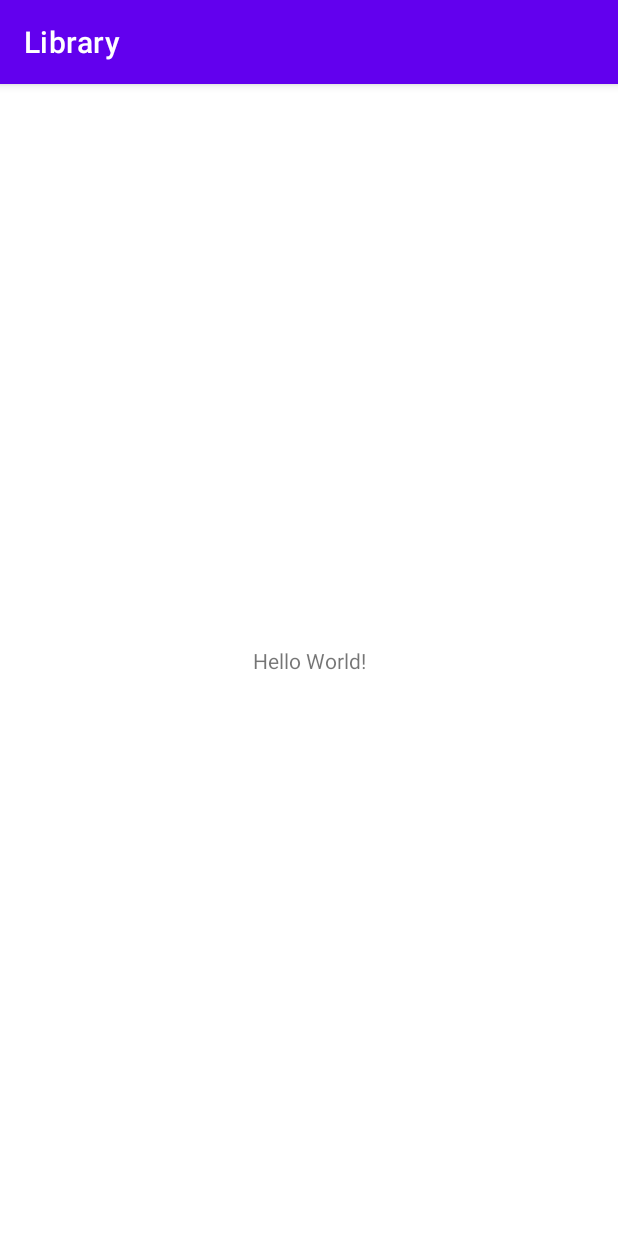
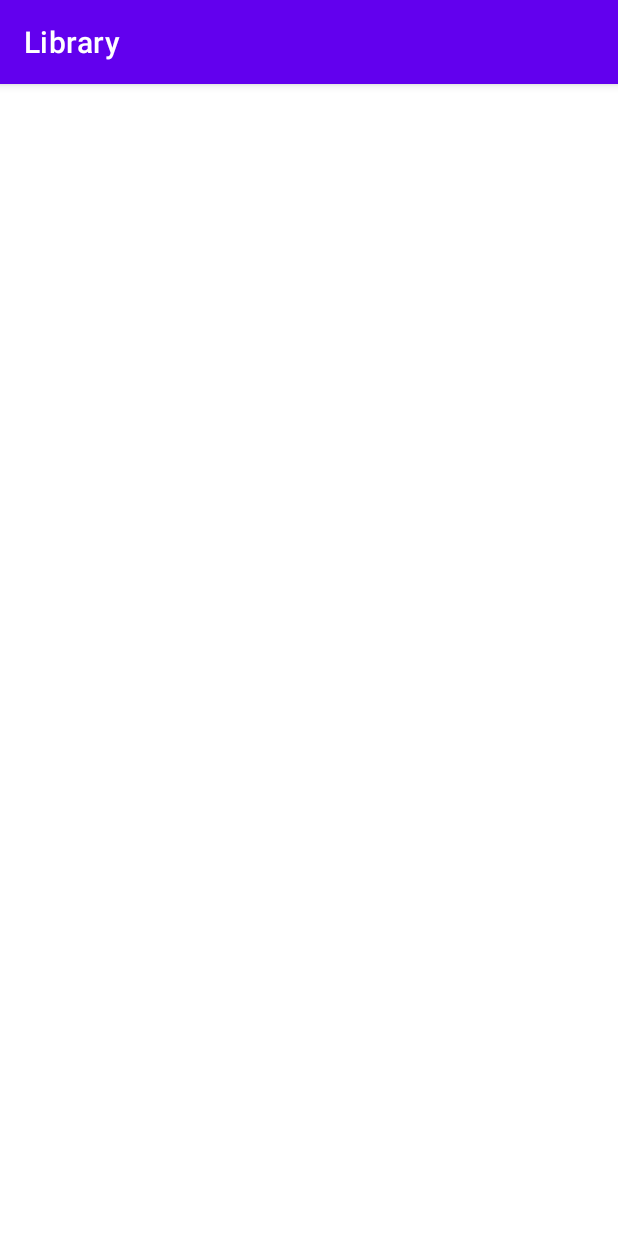
Before and after one commit to nicotino96/pmdm, an Android app: the screen it shows after launch (MainActivity), on a phone screen of 412 x 824 dp. Run offline under Robolectric (Android 15) with nearby library versions, the phone set to English and light mode, and no system bars.

Commit message:
Tarea #1: Eliminado TextView hello world en actividad principal

```diff
--- a/android-introduction/app/build.gradle
+++ b/android-introduction/app/build.gradle
@@ -25,6 +25,7 @@ android {
         sourceCompatibility JavaVersion.VERSION_1_8
         targetCompatibility JavaVersion.VERSION_1_8
     }
+    namespace 'com.afundacion.fp.library'
 }
 
 dependencies {
--- a/android-introduction/app/src/main/AndroidManifest.xml
+++ b/android-introduction/app/src/main/AndroidManifest.xml
@@ -1,7 +1,6 @@
 <?xml version="1.0" encoding="utf-8"?>
 <manifest xmlns:android="http://schemas.android.com/apk/res/android"
-    xmlns:tools="http://schemas.android.com/tools"
-    package="com.afundacion.fp.library">
+    xmlns:tools="http://schemas.android.com/tools">
 
     <application
         android:allowBackup="true"
--- a/android-introduction/app/src/main/res/layout/activity_main.xml
+++ b/android-introduction/app/src/main/res/layout/activity_main.xml
@@ -6,13 +6,6 @@
     android:layout_height="match_parent"
     tools:context=".MainActivity">
 
-    <TextView
-        android:layout_width="wrap_content"
-        android:layout_height="wrap_content"
-        android:text="Hello World!"
-        app:layout_constraintBottom_toBottomOf="parent"
-        app:layout_constraintEnd_toEndOf="parent"
-        app:layout_constraintStart_toStartOf="parent"
-        app:layout_constraintTop_toTopOf="parent" />
+
 
 </androidx.constraintlayout.widget.ConstraintLayout>
--- a/android-introduction/build.gradle
+++ b/android-introduction/build.gradle
@@ -1,7 +1,7 @@
 // Top-level build file where you can add configuration options common to all sub-projects/modules.
 plugins {
-    id 'com.android.application' version '7.2.1' apply false
-    id 'com.android.library' version '7.2.1' apply false
+    id 'com.android.application' version '7.4.2' apply false
+    id 'com.android.library' version '7.4.2' apply false
 }
 
 task clean(type: Delete) {
```
Also changed, not shown: android-introduction/gradle/wrapper/gradle-wrapper.properties.
